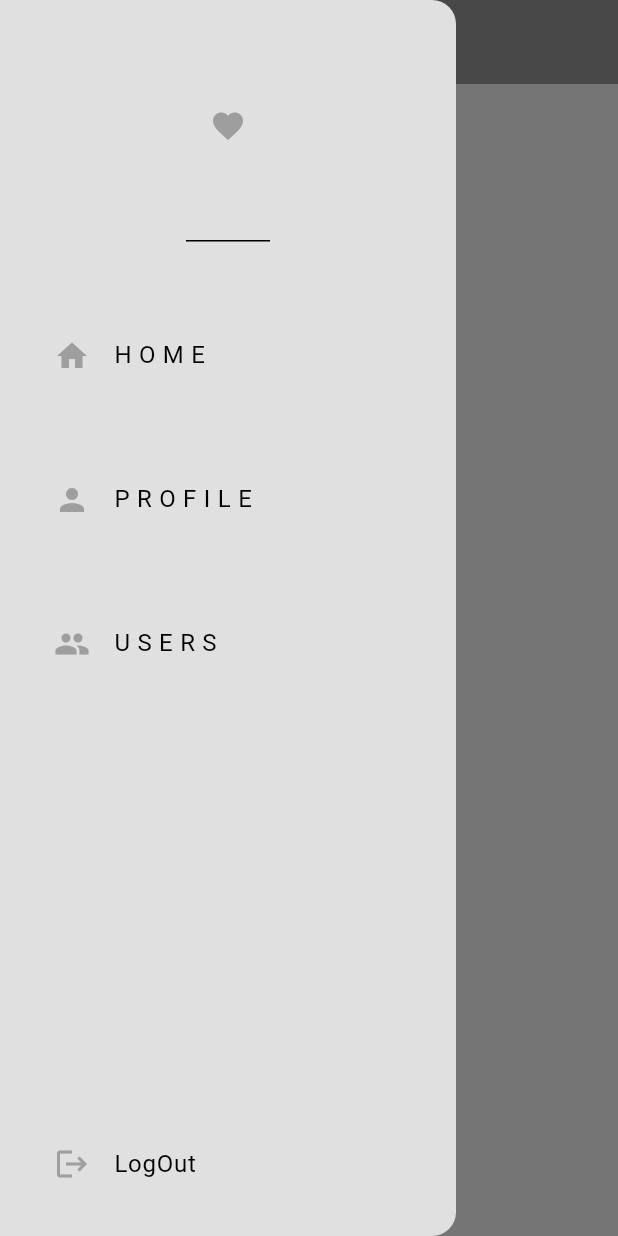
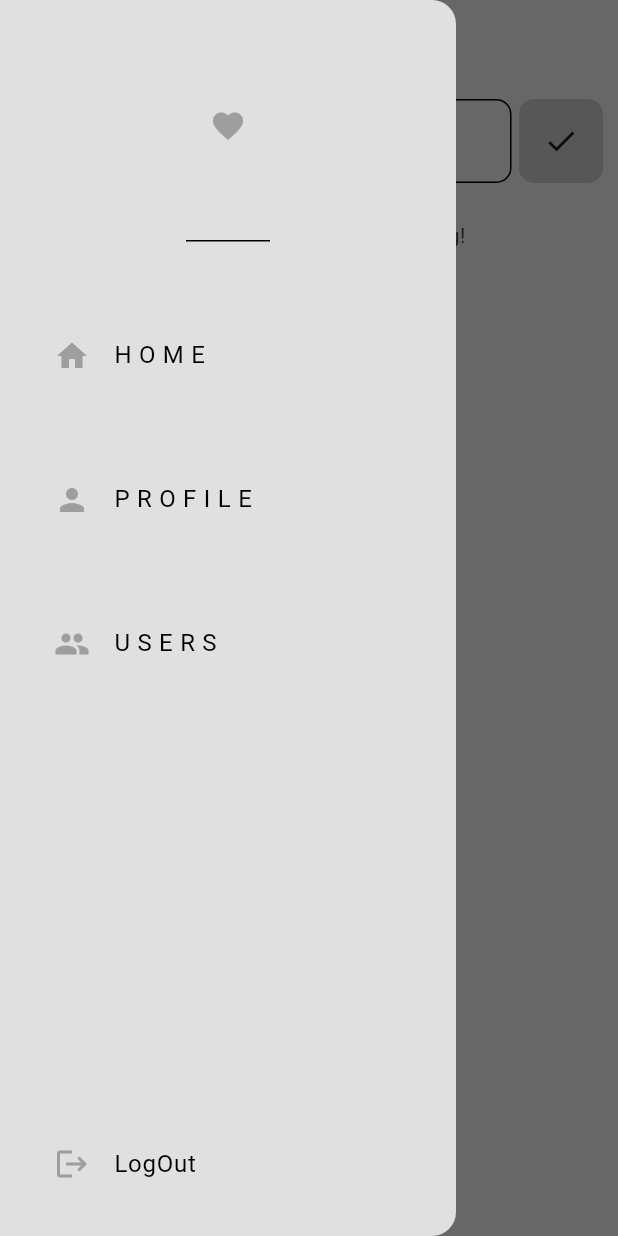
Before and after one commit to sridharvs/flutter_wallmsg_auth_app, a Flutter app: the screen it shows once a user with an empty profile is signed in, with the side drawer open, on a phone screen of 412 x 824 dp. Run offline on Flutter 3.47's test engine with Material 3 defaults, Android fonts, the phone set to English and light mode, and no system bars; our stand-ins replace cloud_firestore, firebase_auth, firebase_core; accounts and stored records are empty; network calls fail.

Commit message:
Read message at app body

```diff
--- a/lib/auth/auth.dart
+++ b/lib/auth/auth.dart
@@ -14,7 +14,7 @@ class AuthPage extends StatelessWidget {
         builder: (context, snapshot) {
           //user is loggedin
           if (snapshot.hasData) {
-            return const HomePage();
+            return HomePage();
           }
           //user is not logged in
           else {
--- /dev/null
+++ b/lib/components/my_post_button.dart
@@ -0,0 +1,26 @@
+import 'package:flutter/material.dart';
+
+class PostButton extends StatelessWidget {
+  final void Function()? onTap;
+  const PostButton({super.key, this.onTap});
+
+  @override
+  Widget build(BuildContext context) {
+    return GestureDetector(
+      onTap: onTap,
+      child: Container(
+        decoration: BoxDecoration(
+          color: Theme.of(context).colorScheme.secondary,
+          borderRadius: BorderRadius.circular(
+            10,
+          ),
+        ),
+        padding: const EdgeInsets.all(16),
+        margin: const EdgeInsets.only(left: 5),
+        child: const Center(
+          child: Icon(Icons.done),
+        ),
+      ),
+    );
+  }
+}
--- a/lib/main.dart
+++ b/lib/main.dart
@@ -29,7 +29,7 @@ class MyApp extends StatelessWidget {
       darkTheme: darkMode,
       routes: {
         '/login_or_register_page': (context) => const LoginOrRegister(),
-        '/home_page': (context) => const HomePage(),
+        '/home_page': (context) => HomePage(),
         '/profile_page': (context) => ProfilePage(),
         '/user_page': (context) => const UserPage(),
       },
--- a/lib/pages/home_page.dart
+++ b/lib/pages/home_page.dart
@@ -1,22 +1,108 @@
+import 'package:cloud_firestore/cloud_firestore.dart';
 import 'package:firebase_auth/firebase_auth.dart';
 import 'package:firebase_core/firebase_core.dart';
 import 'package:flutter/material.dart';
 import 'package:flutter_wallmsg_auth_app/components/my_drawer.dart';
+import 'package:flutter_wallmsg_auth_app/components/my_list_tile.dart';
+import 'package:flutter_wallmsg_auth_app/components/my_post_button.dart';
+import 'package:flutter_wallmsg_auth_app/components/my_textfiels.dart';
+import 'package:flutter_wallmsg_auth_app/database/firestore_userdata.dart';
 
 class HomePage extends StatelessWidget {
-  const HomePage({super.key});
+  HomePage({super.key});
+  //firestore access
+  final FirestoreDatabase database = FirestoreDatabase();
+//text conrtoller
+  final TextEditingController postMessageController = TextEditingController();
+  //post message
+  void postMessage() {
+    //only post if there's somthing in the textfield
+    if (postMessageController.text.isNotEmpty) {
+      String message = postMessageController.text;
+      database.addPost(message);
+    }
+    //clear the conroller
+    postMessageController.clear();
+  }
 
   @override
   Widget build(BuildContext context) {
     return Scaffold(
+      backgroundColor: Theme.of(context).colorScheme.background,
       appBar: AppBar(
-        title: Center(
-          child: Text("HomePage"),
+        title: const Center(
+          child: Text(
+            "W A L L",
+          ),
         ),
-        backgroundColor: Theme.of(context).colorScheme.inversePrimary,
+        backgroundColor: Colors.transparent,
+        foregroundColor: Theme.of(context).colorScheme.inversePrimary,
         elevation: 0,
       ),
-      drawer: MyDrawer(),
+      drawer: const MyDrawer(),
+      body: Column(
+        children: [
+          //Textfield box for user type usage
+          Padding(
+            padding: const EdgeInsets.all(10.0),
+            child: Row(
+              children: [
+                Expanded(
+                  child: MyTextField(
+                    hintText: "Type Here",
+                    obscureText: false,
+                    controller: postMessageController,
+                  ),
+                ),
+                //post button
+                PostButton(
+                  onTap: postMessage,
+                ),
+              ],
+            ),
+          ),
+          //posts read from firebase-cloud/ mesages will appear in our app
+          StreamBuilder(
+            stream: database.getPostsStream(),
+            builder: (context, snapshot) {
+              //show loading circle indicator
+              if (snapshot.connectionState == ConnectionState.waiting) {
+                return const Center(
+                  child: CircularProgressIndicator(),
+                );
+              }
+              //get all posts
+              final posts = snapshot.data!.docs;
+              //no data?
+              if (snapshot.data == null || posts.isEmpty) {
+                return const Center(
+                  child: Padding(
+                    padding: EdgeInsets.all(15.0),
+                    child: Text("No post.. please write somthing!"),
+                  ),
+                );
+              }
+              //return as a list
+              return Expanded(
+                child: ListView.builder(
+                  itemCount: posts.length,
+                  itemBuilder: (context, index) {
+                    //get each individual post
+                    final post = posts[index];
+                    //get data from each post
+                    String message = post['PostMessage'];
+                    String userEmail = post['userEmail'];
+                    Timestamp timestamp = post['TimeStamp'];
+
+                    //return as a list tile
+                    return MyListTile(title: message, subTitle: userEmail);
+                  },
+                ),
+              );
+            },
+          ),
+        ],
+      ),
     );
   }
 }
```
Also changed, not shown: lib/components/my_list_tile.dart (added, +37 -0 lines), lib/database/firestore_userdata.dart (added, +43 -0 lines), lib/pages/users_page.dart (+28 -15 lines).
